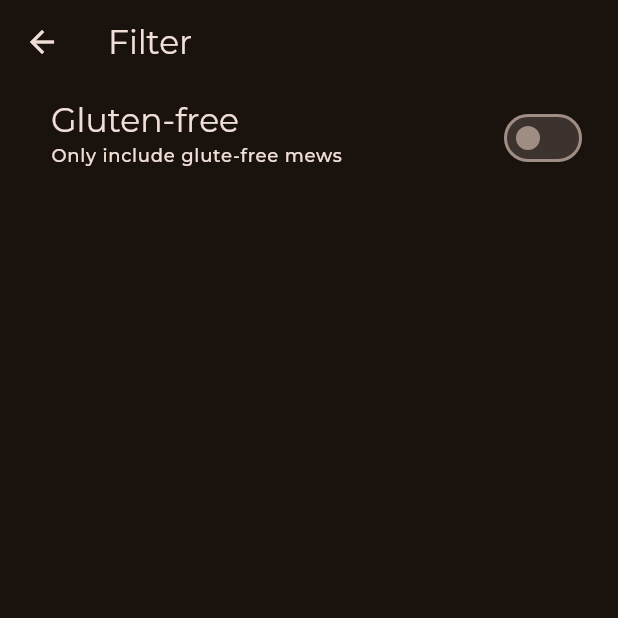
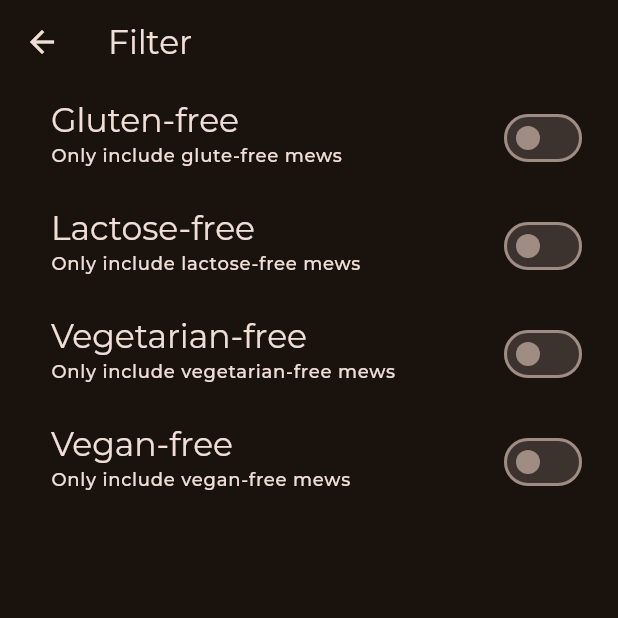
Before and after one commit to thanhnd3103/Flutter, a Flutter app: the FilterScreen screen opened directly, on a phone screen of 412 x 824 dp, the top half of it. Run offline on Flutter 3.47's test engine with Material 3 defaults, Android fonts, the phone set to English and light mode, and no system bars; our stand-ins replace google_fonts, transparent_image; statements that could not run were skipped.

Commit message:
add some filter

```diff
--- a/cat_05_mew_meal/lib/_utils/enums.dart
+++ b/cat_05_mew_meal/lib/_utils/enums.dart
@@ -9,3 +9,10 @@ enum Affordability {
   pricey,
   luxurious,
 }
+
+enum Filter{
+  glutenFree,
+  lactoseFree,
+  vegetarian,
+  vegan
+}
--- a/cat_05_mew_meal/lib/screens/filter_screen.dart
+++ b/cat_05_mew_meal/lib/screens/filter_screen.dart
@@ -1,3 +1,4 @@
+import 'package:cat_05_mew_meal/_utils/enums.dart';
 import 'package:flutter/material.dart';
 
 class FilterScreen extends StatefulWidget {
@@ -11,6 +12,9 @@ class FilterScreen extends StatefulWidget {
 
 class _FilterScreenState extends State<FilterScreen> {
   var _glutenFreeFilterSet = false;
+  var _lactoseFreeFilterSet = false;
+  var _vegetarianFilterSet = false;
+  var _veganFilterSet = false;
 
   @override
   Widget build(BuildContext context) {
@@ -18,7 +22,31 @@ class _FilterScreenState extends State<FilterScreen> {
       appBar: AppBar(
         title: const Text("Filter"),
       ),
-      body: Column(
+      // drawer: MainDrawer(
+      //   onSelectScreen: (identifier) {
+      //     Navigator.of(context).pop();
+
+      //     if (identifier == 'meals') {
+      //       Navigator.of(context).pushReplacement(
+      //         MaterialPageRoute(
+      //           builder: (ctx) => const TabsScreen(),
+      //         ),
+      //       );
+      //     }
+      //   },
+      // ),
+      body: PopScope(
+        canPop: false,
+        onPopInvokedWithResult: (bool didPop, dynamic result) {
+          if(didPop) return;
+            Navigator.of(context).pop({
+              Filter.glutenFree: _glutenFreeFilterSet,
+              Filter.lactoseFree: _lactoseFreeFilterSet,
+              Filter.vegetarian: _vegetarianFilterSet,
+              Filter.vegan: _veganFilterSet,
+            });
+          },
+        child: Column(
           children: [
             SwitchListTile(
               value: _glutenFreeFilterSet,
@@ -45,7 +73,83 @@ class _FilterScreenState extends State<FilterScreen> {
                 right: 20,
               ),
             ),
+            SwitchListTile(
+              value: _lactoseFreeFilterSet,
+              onChanged: (value) {
+                setState(() {
+                  _lactoseFreeFilterSet = value;
+                });
+              },
+              title: Text(
+                'Lactose-free',
+                style: Theme.of(context).textTheme.titleLarge!.copyWith(
+                  color: Theme.of(context).colorScheme.onSurface,
+                ),
+              ),
+              subtitle: Text(
+                'Only include lactose-free mews',
+                style: Theme.of(context).textTheme.labelMedium!.copyWith(
+                  color: Theme.of(context).colorScheme.onSurface,
+                ),
+              ),
+              activeColor: Theme.of(context).colorScheme.tertiary,
+              contentPadding: const EdgeInsets.only(
+                left: 34,
+                right: 20,
+              ),
+            ),
+            SwitchListTile(
+              value: _vegetarianFilterSet,
+              onChanged: (value) {
+                setState(() {
+                  _vegetarianFilterSet = value;
+                });
+              },
+              title: Text(
+                'Vegetarian-free',
+                style: Theme.of(context).textTheme.titleLarge!.copyWith(
+                  color: Theme.of(context).colorScheme.onSurface,
+                ),
+              ),
+              subtitle: Text(
+                'Only include vegetarian-free mews',
+                style: Theme.of(context).textTheme.labelMedium!.copyWith(
+                  color: Theme.of(context).colorScheme.onSurface,
+                ),
+              ),
+              activeColor: Theme.of(context).colorScheme.tertiary,
+              contentPadding: const EdgeInsets.only(
+                left: 34,
+                right: 20,
+              ),
+            ),
+            SwitchListTile(
+              value: _veganFilterSet,
+              onChanged: (value) {
+                setState(() {
+                  _veganFilterSet = value;
+                });
+              },
+              title: Text(
+                'Vegan-free',
+                style: Theme.of(context).textTheme.titleLarge!.copyWith(
+                  color: Theme.of(context).colorScheme.onSurface,
+                ),
+              ),
+              subtitle: Text(
+                'Only include vegan-free mews',
+                style: Theme.of(context).textTheme.labelMedium!.copyWith(
+                  color: Theme.of(context).colorScheme.onSurface,
+                ),
+              ),
+              activeColor: Theme.of(context).colorScheme.tertiary,
+              contentPadding: const EdgeInsets.only(
+                left: 34,
+                right: 20,
+              ),
+            ),
           ],
+        ),
       ),
     );
   }
```
Also changed, not shown: cat_05_mew_meal/lib/screens/tabs_screen.dart (+16 -2 lines). Lines whose indentation alone changed are shown as unchanged.
